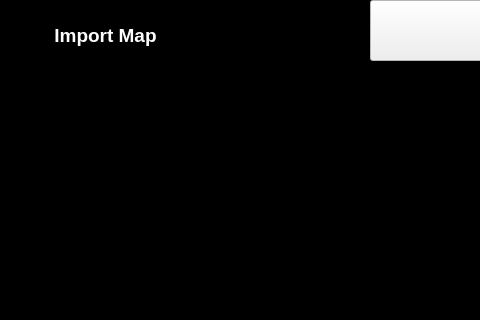
Old version of the form cvistarplanner.ui in the repository shridharbhandiwad/Zoppler_MissionPlannerQt; both pictures show x 0 to 480 and y 0 to 320 of the 1230 by 705 pixel window.
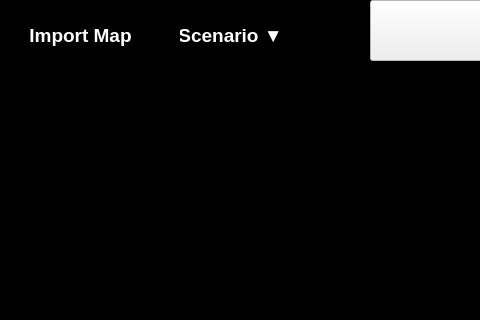
New version of the form. Custom widgets are drawn as their Qt base class.

Commit message: feat: Add scenario load and save functionality

Patch:
```diff
--- a/cvistarplanner.ui
+++ b/cvistarplanner.ui
@@ -437,7 +437,7 @@
         <rect>
          <x>10</x>
          <y>10</y>
-         <width>191</width>
+         <width>141</width>
          <height>51</height>
         </rect>
        </property>
@@ -481,6 +481,55 @@
         <string>Import Map</string>
        </property>
       </widget>
+      <widget class="QPushButton" name="pushButton_ScenarioMenu">
+       <property name="geometry">
+        <rect>
+         <x>160</x>
+         <y>10</y>
+         <width>141</width>
+         <height>51</height>
+        </rect>
+       </property>
+       <property name="sizePolicy">
+        <sizepolicy hsizetype="Expanding" vsizetype="Expanding">
+         <horstretch>0</horstretch>
+         <verstretch>0</verstretch>
+        </sizepolicy>
+       </property>
+       <property name="font">
+        <font>
+         <pointsize>14</pointsize>
+         <bold>true</bold>
+        </font>
+       </property>
+       <property name="autoFillBackground">
+        <bool>false</bool>
+       </property>
+       <property name="styleSheet">
+        <string notr="true">QPushButton {
+    background-color: qlineargradient(x1:0, y1:0, x2:0, y2:1,
+                                      stop:0 #FF9800,
+                                      stop:1 #F57C00);
+    border: none;
+    color: white;
+    padding: 10px 20px;
+    border-radius: 8px;
+}
+
+QPushButton:hover {
+    background-color: qlineargradient(x1:0, y1:0, x2:0, y2:1,
+                                      stop:0 #FFB74D,
+                                      stop:1 #FB8C00);
+}
+
+QPushButton:pressed {
+    background-color: #E65100;
+}</string>
+       </property>
+       <property name="text">
+        <string>Scenario ▼</string>
+       </property>
+      </widget>
      </widget>
     </item>
    </layout>
```
The commit also changes 8 other files.
